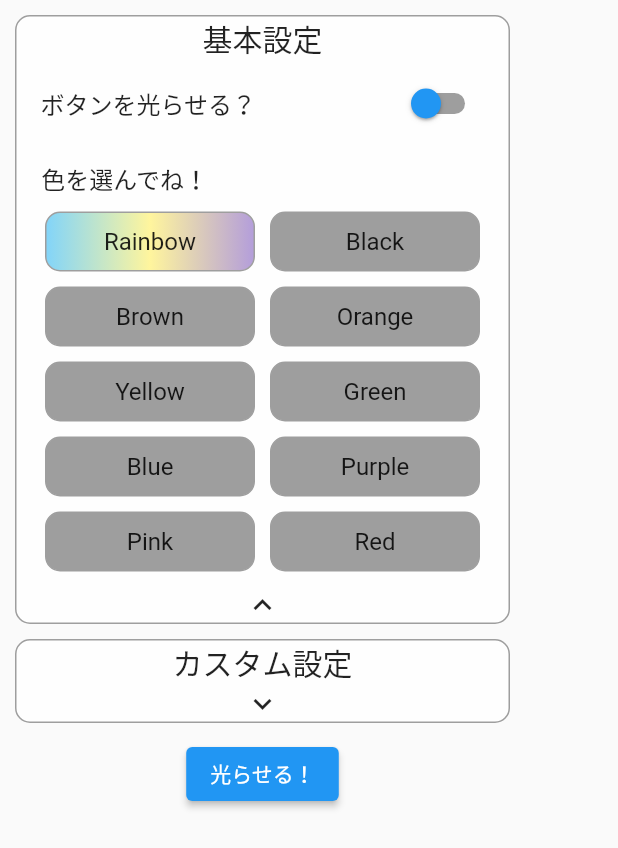
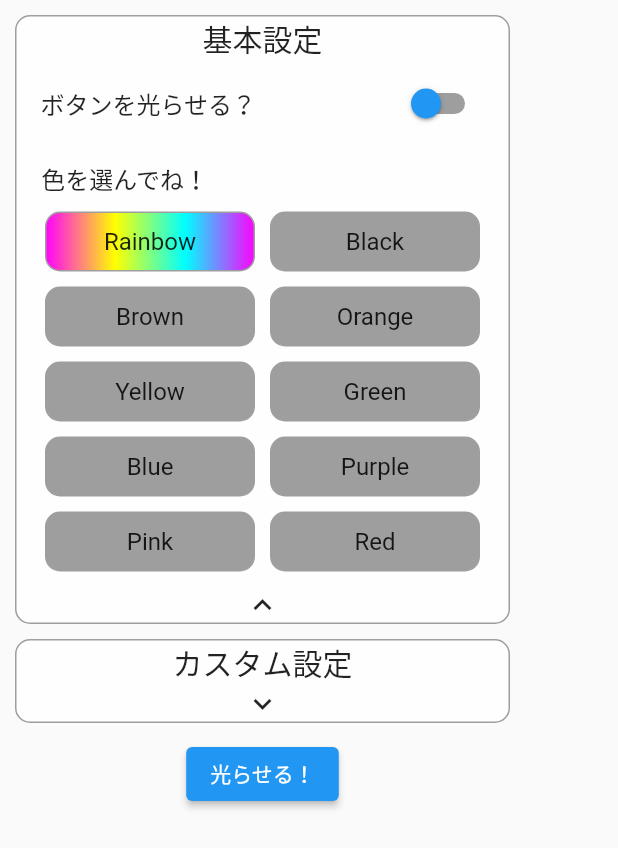
Before and after one commit to futa-ai/rainbow-button, a Flutter app: the screen it shows after launch, on a phone screen of 412 x 824 dp. Shown: the top 848 px of the screen. Run offline on Flutter 3.47's test engine with Material 2 defaults, Android fonts, the light colour scheme and no system bars.

Commit message:
ボタンの色を変更

```diff
--- a/flutter_project/lib/main.dart
+++ b/flutter_project/lib/main.dart
@@ -385,6 +385,18 @@ class _MyHomePageState extends State<MyHomePage> {
   }
 
   Widget _colorButton(String colorName, RadioValue rainbowValue){
+    const Map<String, List<Color>> _buttonColor = {
+      "rainbow": [Color(0xffff00ff), Color(0xffffff00), Color(0xff00ffff), Color(0xffff00ff)],
+      "black":   [Color(0xff696969), Color(0xffA9A9A9), Color(0xffDCDCDC)],
+      "brown":   [Color(0xff8B4513), Color(0xffDEB887), Color(0xffFAEBD7)],
+      "orange":  [Color(0xffFF8C00), Color(0xffFFA07A), Color(0xffFFDEAD)],
+      "yellow":  [Color(0xffFFFF00), Color(0xffF0E68C), Color(0xffFFFFE0)],
+      "green":   [Color(0xff32CD32), Color(0xff90EE90), Color(0xffF0FFF0)],
+      "blue":    [Color(0xff0000FF), Color(0xff4169E1), Color(0xff87CEFA)],
+      "purple":  [Color(0xff9400D3), Color(0xff6A5ACD), Color(0xffE6E6FA)],
+      "pink":    [Color(0xffFF1493), Color(0xffFF69B4), Color(0xffFFC0CB)],
+      "red":     [Color(0xffFF0000), Color(0xffF08080), Color(0xffFFE4E1)]
+    };
     return InkWell(
       onTap: () {
         setState(() {
@@ -407,65 +419,25 @@ class _MyHomePageState extends State<MyHomePage> {
                 (){
                   switch (_gValue) {
                     case RadioValue.RAINBOW:
-                      return [
-                        Colors.lightBlue.shade200,
-                        Colors.yellow.shade200,
-                        Colors.deepPurple.shade200
-                      ];
+                      return _buttonColor['rainbow']!;
                     case RadioValue.BLACK:
-                      return [
-                        Colors.lightBlue.shade200,
-                        Colors.yellow.shade200,
-                        Colors.deepPurple.shade200
-                      ];
+                      return _buttonColor['black']!;
                     case RadioValue.BROWN:
-                      return [
-                        Colors.lightBlue.shade200,
-                        Colors.yellow.shade200,
-                        Colors.deepPurple.shade200
-                      ];
+                      return _buttonColor['brown']!;
                     case RadioValue.ORANGE:
-                      return [
-                        Colors.lightBlue.shade200,
-                        Colors.yellow.shade200,
-                        Colors.deepPurple.shade200
-                      ];
+                      return _buttonColor['orange']!;
                     case RadioValue.YELLOW:
-                      return [
-                        Colors.lightBlue.shade200,
-                        Colors.yellow.shade200,
-                        Colors.deepPurple.shade200
-                      ];
+                      return _buttonColor['yellow']!;
                     case RadioValue.GREEN:
-                      return [
-                        Colors.lightBlue.shade200,
-                        Colors.yellow.shade200,
-                        Colors.deepPurple.shade200
-                      ];
+                      return _buttonColor['green']!;
                     case RadioValue.BLUE:
-                      return [
-                        Colors.lightBlue.shade200,
-                        Colors.yellow.shade200,
-                        Colors.deepPurple.shade200
-                      ];
+                      return _buttonColor['blue']!;
                     case RadioValue.PURPLE:
-                      return [
-                        Colors.lightBlue.shade200,
-                        Colors.yellow.shade200,
-                        Colors.deepPurple.shade200
-                      ];
+                      return _buttonColor['purple']!;
                     case RadioValue.PINK:
-                      return [
-                        Colors.lightBlue.shade200,
-                        Colors.yellow.shade200,
-                        Colors.deepPurple.shade200
-                      ];
+                      return _buttonColor['pink']!;
                     case RadioValue.RED:
-                      return [
-                        Colors.lightBlue.shade200,
-                        Colors.yellow.shade200,
-                        Colors.deepPurple.shade200
-                      ];
+                      return _buttonColor['red']!;
                     default:
                       return [
                         Colors.deepPurple.shade200
```
